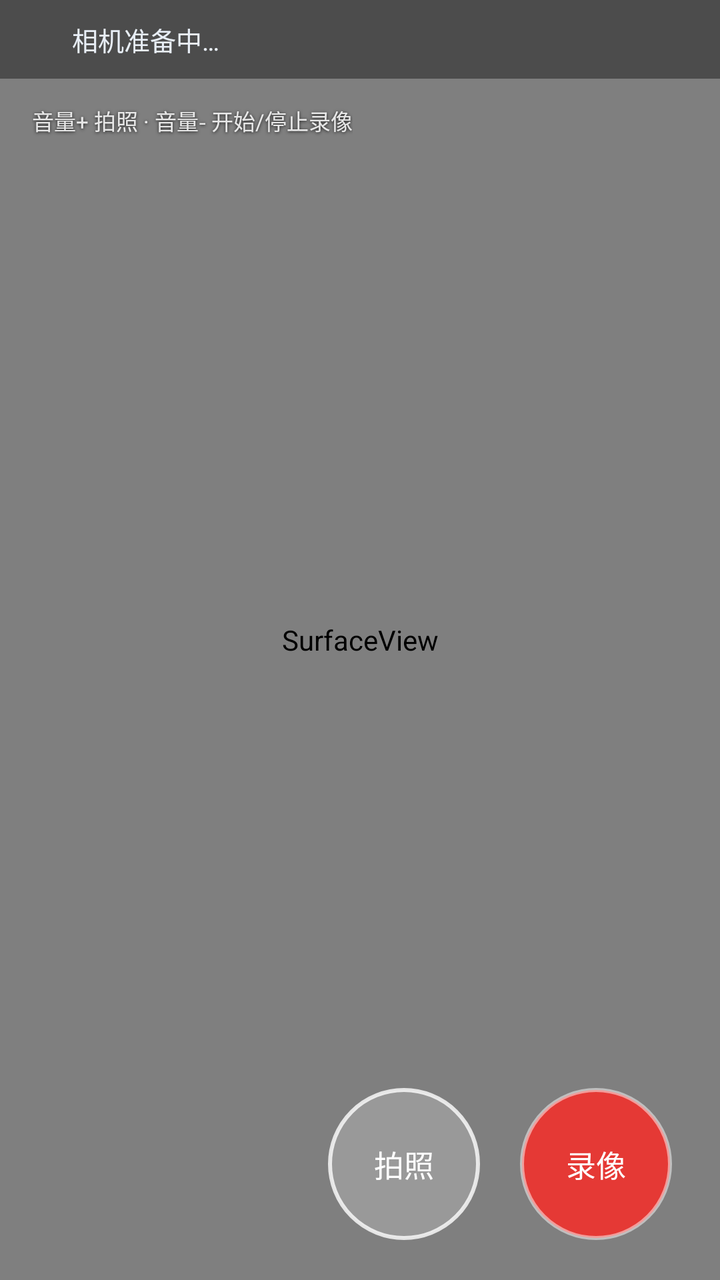
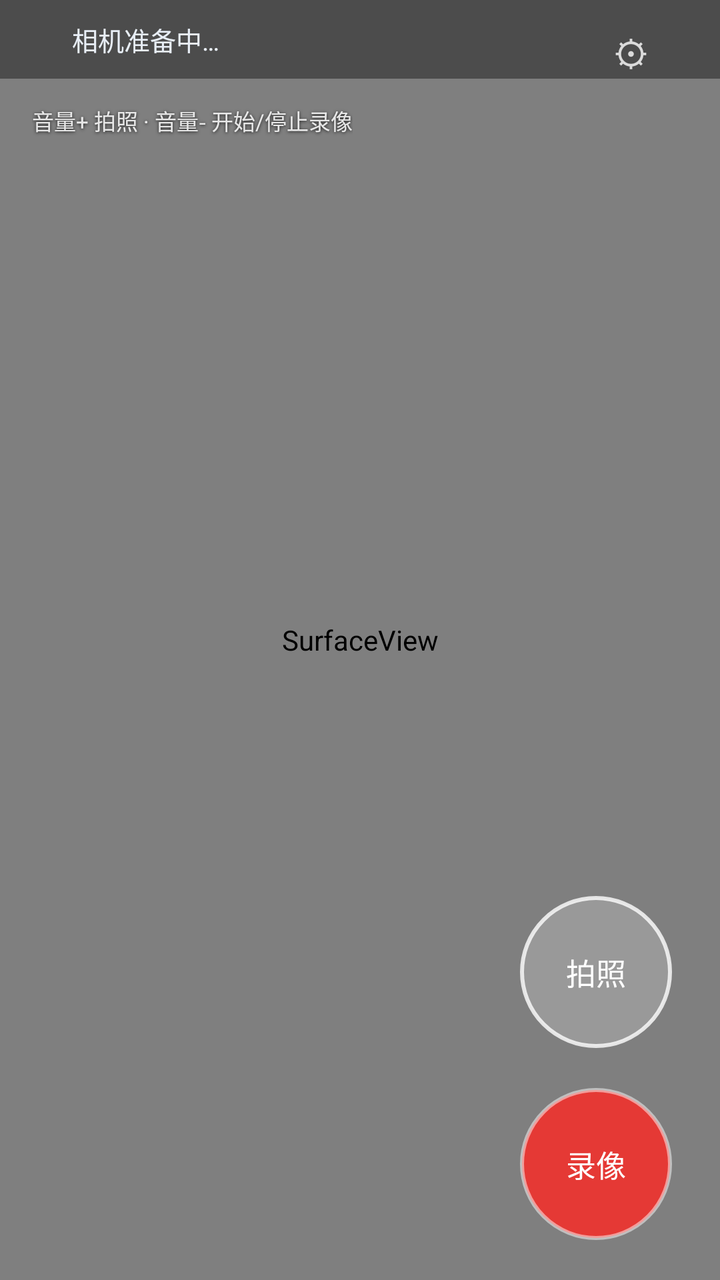

The first picture is an Android layout as it rendered before a commit; the second is the same layout after the commit. The layout source and the unified diff follow.
<!-- AndroidManifest.xml: application theme Theme.BodyCam -->
<!-- res/layout/activity_main.xml -->
<?xml version="1.0" encoding="utf-8"?>
<FrameLayout xmlns:android="http://schemas.android.com/apk/res/android"
    android:layout_width="match_parent"
    android:layout_height="match_parent"
    android:background="#000000">

    
    <SurfaceView
        android:id="@+id/preview"
        android:layout_width="match_parent"
        android:layout_height="match_parent" />

    
    <View
        android:id="@+id/flashView"
        android:layout_width="match_parent"
        android:layout_height="match_parent"
        android:alpha="0"
        android:background="#FFFFFF" />

    <LinearLayout
        android:layout_width="match_parent"
        android:layout_height="wrap_content"
        android:layout_gravity="top"
        android:background="#66000000"
        android:gravity="center_vertical"
        android:orientation="horizontal"
        android:paddingHorizontal="16dp"
        android:paddingVertical="10dp">

        <View
            android:id="@+id/recDot"
            android:layout_width="10dp"
            android:layout_height="10dp"
            android:background="@drawable/dot_rec"
            android:visibility="invisible" />

        <TextView
            android:id="@+id/statusView"
            android:layout_width="0dp"
            android:layout_height="wrap_content"
            android:layout_marginStart="10dp"
            android:layout_weight="1"
            android:text="@string/status_booting"
            android:textColor="#E8EEF6"
            android:textSize="13sp" />

        <TextView
            android:id="@+id/timerView"
            android:layout_width="wrap_content"
            android:layout_height="wrap_content"
            android:fontFamily="monospace"
            android:text="00:00:00"
            android:textColor="#FF5252"
            android:textSize="16sp"
            android:visibility="gone" />
    </LinearLayout>

    <TextView
        android:id="@+id/hintView"
        android:layout_width="wrap_content"
        android:layout_height="wrap_content"
        android:layout_gravity="top|start"
        android:layout_marginStart="16dp"
        android:layout_marginTop="52dp"
        android:text="@string/hint_keys"
        android:textColor="#DDFFFFFF"
        android:textSize="11sp"
        android:shadowColor="#CC000000"
        android:shadowDx="0"
        android:shadowDy="1"
        android:shadowRadius="4" />

    <TextView
        android:id="@+id/debugView"
        android:layout_width="wrap_content"
        android:layout_height="wrap_content"
        android:layout_gravity="top|start"
        android:layout_marginStart="16dp"
        android:layout_marginTop="76dp"
        android:fontFamily="monospace"
        android:textColor="#B3FFFFFF"
        android:textSize="10sp"
        android:shadowColor="#CC000000"
        android:shadowDx="0"
        android:shadowDy="1"
        android:shadowRadius="3"
        android:visibility="gone" />

    
    <LinearLayout
        android:layout_width="wrap_content"
        android:layout_height="wrap_content"
        android:layout_gravity="bottom|end"
        android:layout_marginEnd="24dp"
        android:layout_marginBottom="20dp"
        android:orientation="horizontal">

        <TextView
            android:id="@+id/btnShutter"
            android:layout_width="76dp"
            android:layout_height="76dp"
            android:background="@drawable/bg_btn_capture"
            android:gravity="center"
            android:text="@string/btn_capture"
            android:textColor="#FFFFFF"
            android:textSize="15sp" />

        <TextView
            android:id="@+id/btnRecord"
            android:layout_width="76dp"
            android:layout_height="76dp"
            android:layout_marginStart="20dp"
            android:background="@drawable/bg_btn_record"
            android:gravity="center"
            android:text="@string/btn_record"
            android:textColor="#FFFFFF"
            android:textSize="15sp" />
    </LinearLayout>
</FrameLayout>
<!-- resources referenced by this layout -->
<resources>
  <!-- drawable bg_btn_capture (drawable) -->
  <?xml version="1.0" encoding="utf-8"?>
  <shape xmlns:android="http://schemas.android.com/apk/res/android"
      android:shape="oval">
      <solid android:color="#33FFFFFF" />
      <stroke
          android:width="2dp"
          android:color="#CCFFFFFF" />
  </shape>
  <!-- drawable bg_btn_record (drawable) -->
  <?xml version="1.0" encoding="utf-8"?>
  <shape xmlns:android="http://schemas.android.com/apk/res/android"
      android:shape="oval">
      <solid android:color="#E53935" />
      <stroke
          android:width="2dp"
          android:color="#80FFFFFF" />
  </shape>
  <!-- drawable dot_rec (drawable) -->
  <?xml version="1.0" encoding="utf-8"?>
  <shape xmlns:android="http://schemas.android.com/apk/res/android"
      android:shape="oval">
      <solid android:color="#FF3B30" />
      <size
          android:width="10dp"
          android:height="10dp" />
  </shape>
  <string name="btn_capture">拍照</string>
  <string name="btn_record">录像</string>
  <string name="hint_keys">音量+ 拍照 · 音量- 开始/停止录像</string>
  <string name="status_booting">相机准备中…</string>
  <style name="Theme.BodyCam" parent="@android:style/Theme.Material.NoActionBar">
          <item name="android:windowBackground">#000000</item>
          <item name="android:statusBarColor">#000000</item>
          <item name="android:navigationBarColor">#000000</item>
          <item name="android:colorAccent">#E53935</item>
      </style>
</resources>

<!-- the commit's change to res/layout/activity_main.xml (unified diff, before → after) -->
@@ -88,13 +88,39 @@
         android:visibility="gone" />
 
     
+    <View
+        android:id="@+id/preRecordDot"
+        android:layout_width="10dp"
+        android:layout_height="10dp"
+        android:layout_gravity="top|end"
+        android:layout_marginEnd="16dp"
+        android:layout_marginTop="15dp"
+        android:background="@drawable/dot_pre_record"
+        android:visibility="gone" />
+
+    
+    <TextView
+        android:id="@+id/btnSettings"
+        android:layout_width="wrap_content"
+        android:layout_height="wrap_content"
+        android:layout_gravity="top|end"
+        android:layout_marginEnd="30dp"
+        android:layout_marginTop="8dp"
+        android:background="?android:attr/selectableItemBackgroundBorderless"
+        android:padding="6dp"
+        android:text="⚙"
+        android:textColor="#CCFFFFFF"
+        android:textSize="18sp" />
+
+    
     <LinearLayout
         android:layout_width="wrap_content"
         android:layout_height="wrap_content"
         android:layout_gravity="bottom|end"
         android:layout_marginEnd="24dp"
         android:layout_marginBottom="20dp"
-        android:orientation="horizontal">
+        android:gravity="center_horizontal"
+        android:orientation="vertical">
 
         <TextView
             android:id="@+id/btnShutter"
@@ -110,7 +136,7 @@
             android:id="@+id/btnRecord"
             android:layout_width="76dp"
             android:layout_height="76dp"
-            android:layout_marginStart="20dp"
+            android:layout_marginTop="20dp"
             android:background="@drawable/bg_btn_record"
             android:gravity="center"
             android:text="@string/btn_record"
<!-- resource entries referenced after the edit -->
@@ -17,6 +17,13 @@
       <stroke
           android:width="2dp"
           android:color="#80FFFFFF" />
+  </shape>
+  <!-- drawable dot_pre_record (drawable) -->
+  <?xml version="1.0" encoding="utf-8"?>
+  <shape xmlns:android="http://schemas.android.com/apk/res/android" android:shape="oval">
+      <solid android:color="#FFD54F" />
+      <stroke android:width="1dp" android:color="#66000000" />
+      <size android:width="10dp" android:height="10dp" />
   </shape>
   <!-- drawable dot_rec (drawable) -->
   <?xml version="1.0" encoding="utf-8"?>
